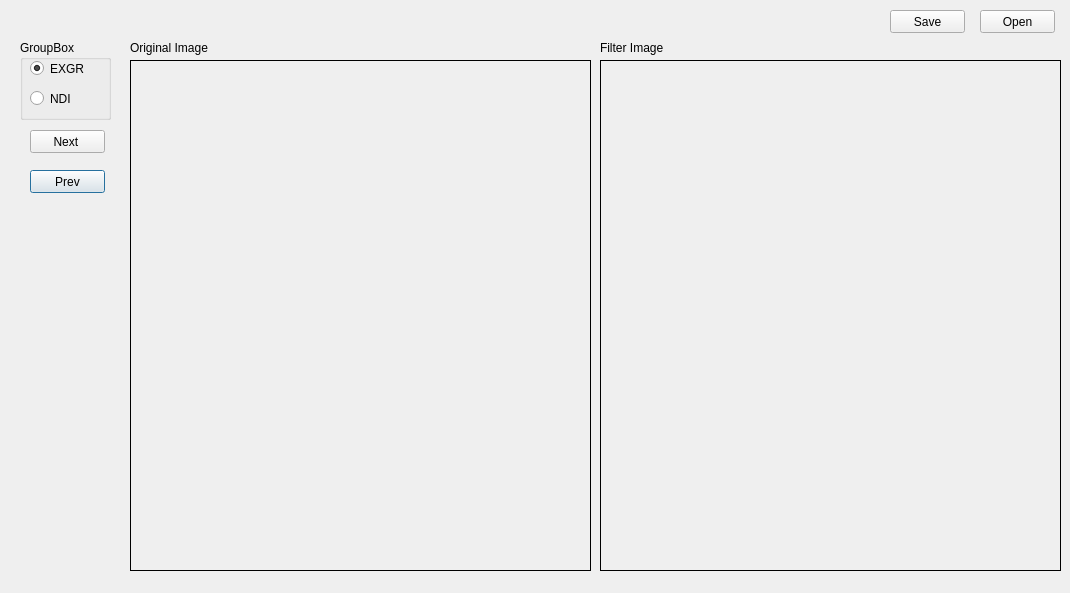
zaher88abd/Segmenter, file main.ui: the form before one commit.
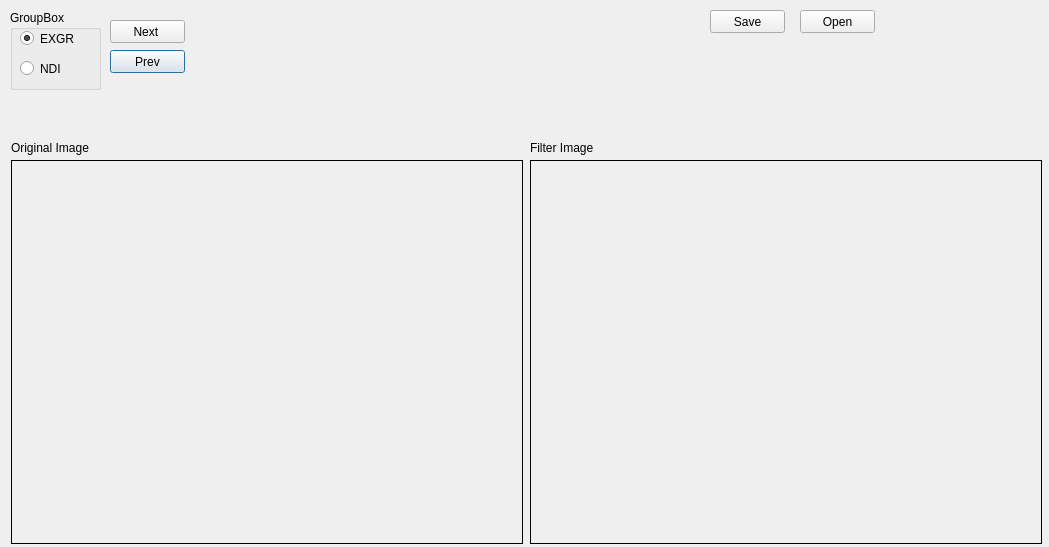
The form after the commit.

What changed in the file:
```diff
--- a/main.ui
+++ b/main.ui
@@ -6,8 +6,8 @@
    <rect>
     <x>0</x>
     <y>0</y>
-    <width>1070</width>
-    <height>593</height>
+    <width>1049</width>
+    <height>547</height>
    </rect>
   </property>
   <property name="windowTitle">
@@ -16,8 +16,8 @@
   <widget class="QPushButton" name="prvBtn">
    <property name="geometry">
     <rect>
-     <x>30</x>
-     <y>170</y>
+     <x>110</x>
+     <y>50</y>
      <width>75</width>
      <height>23</height>
     </rect>
@@ -29,10 +29,10 @@
   <widget class="QLabel" name="orgImg">
    <property name="geometry">
     <rect>
-     <x>130</x>
-     <y>60</y>
-     <width>461</width>
-     <height>511</height>
+     <x>11</x>
+     <y>160</y>
+     <width>512</width>
+     <height>384</height>
     </rect>
    </property>
    <property name="frameShape">
@@ -48,8 +48,8 @@
   <widget class="QLabel" name="label">
    <property name="geometry">
     <rect>
-     <x>130</x>
-     <y>40</y>
+     <x>11</x>
+     <y>140</y>
      <width>81</width>
      <height>16</height>
     </rect>
@@ -61,8 +61,8 @@
   <widget class="QLabel" name="label_2">
    <property name="geometry">
     <rect>
-     <x>600</x>
-     <y>40</y>
+     <x>530</x>
+     <y>140</y>
      <width>81</width>
      <height>16</height>
     </rect>
@@ -74,10 +74,10 @@
   <widget class="QLabel" name="original_image">
    <property name="geometry">
     <rect>
-     <x>600</x>
-     <y>60</y>
-     <width>461</width>
-     <height>511</height>
+     <x>530</x>
+     <y>160</y>
+     <width>512</width>
+     <height>384</height>
     </rect>
    </property>
    <property name="frameShape">
@@ -93,8 +93,8 @@
   <widget class="QGroupBox" name="groupBox">
    <property name="geometry">
     <rect>
-     <x>20</x>
-     <y>40</y>
+     <x>10</x>
+     <y>10</y>
      <width>91</width>
      <height>80</height>
     </rect>
@@ -135,8 +135,8 @@
   <widget class="QPushButton" name="nextBtn">
    <property name="geometry">
     <rect>
-     <x>30</x>
-     <y>130</y>
+     <x>110</x>
+     <y>20</y>
      <width>75</width>
      <height>23</height>
     </rect>
@@ -148,7 +148,7 @@
   <widget class="QPushButton" name="saveBtn">
    <property name="geometry">
     <rect>
-     <x>890</x>
+     <x>710</x>
      <y>10</y>
      <width>75</width>
      <height>23</height>
@@ -161,7 +161,7 @@
   <widget class="QPushButton" name="openBtn">
    <property name="geometry">
     <rect>
-     <x>980</x>
+     <x>800</x>
      <y>10</y>
      <width>75</width>
      <height>23</height>
```
Left out of the diff: 2 changed lines with no effect on the pictures.
